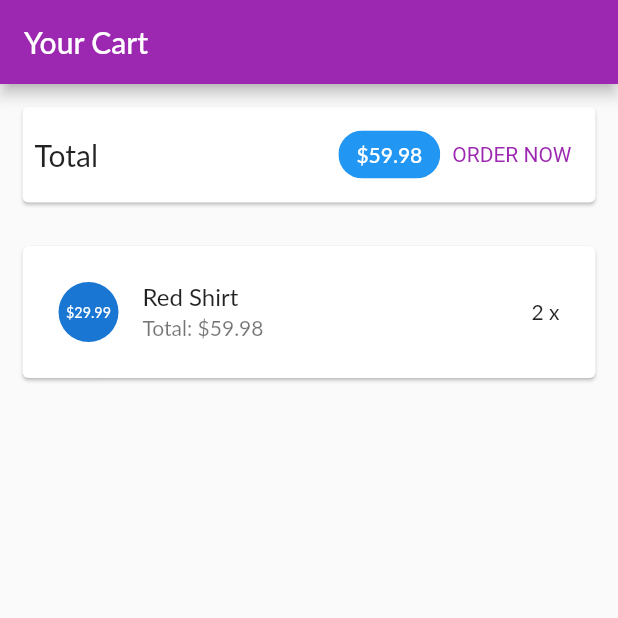
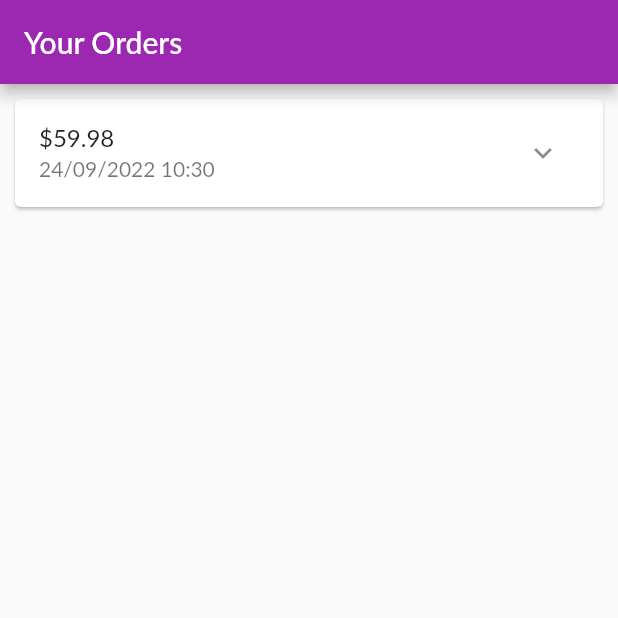
Before and after one commit to minhtam2001/tam, a Flutter app: the screen it shows after launch, on a phone screen of 412 x 824 dp, the top half of it. Run offline on Flutter 3.47's test engine with Material 2 defaults, Android fonts, the phone set to English and light mode, and no system bars; Roboto replaces fonts that are missing (Lato).

```diff
--- a/lib/main.dart
+++ b/lib/main.dart
@@ -4,6 +4,7 @@ import 'ui/products/products_manager.dart';
 import 'ui/products/product_overview_screen.dart';
 import 'ui/products/user_products_screen.dart';
 import 'ui/cart/cart_screen.dart';
+import 'ui/orders/orders_screen.dart';
 
 void main() {
   runApp(const MyApp());
@@ -23,7 +24,7 @@ class MyApp extends StatelessWidget {
       .copyWith(secondary: Colors.deepOrange,),
     ),
       home: const SafeArea(
-        child: CartScreen(),
+        child: OrdersScreen(),
       ),
     );
   }
--- /dev/null
+++ b/lib/models/order_item.dart
@@ -0,0 +1,33 @@
+import 'cart_item.dart';
+
+class OrderItem {
+  final String? id;
+  final double amount;
+  final List<CartItem> products;
+  final DateTime dateTime;
+
+  int get productCount {
+    return products.length;
+  }
+
+  OrderItem({
+    this.id,
+    required this.amount,
+    required this.products,
+    DateTime? dateTime,
+  }) : dateTime = dateTime ?? DateTime.now();
+
+  OrderItem copyWith({
+    String? id,
+    double? amount,
+    List<CartItem>? products,
+    DateTime? dateTime,
+  }) {
+    return OrderItem(
+      id: id ?? this.id,
+      amount: amount ?? this.amount,
+      products: products ?? this.products,
+      dateTime: dateTime ?? this.dateTime,
+    );
+  }
+}
--- /dev/null
+++ b/lib/ui/orders/order_item_card.dart
@@ -0,0 +1,81 @@
+import 'dart:math';
+
+import 'package:flutter/material.dart';
+import 'package:intl/intl.dart';
+
+import '../../models/order_item.dart';
+
+class OrderItemCard extends StatefulWidget {
+  final OrderItem order;
+
+  const OrderItemCard(this.order, {super.key});
+
+  @override
+  State<OrderItemCard> createState() => _OrderItemCardState();
+}
+
+class _OrderItemCardState extends State<OrderItemCard> {
+  var _expanded = false;
+
+  @override
+  Widget build(BuildContext context) {
+    return Card(
+      margin: const EdgeInsets.all(10),
+      child: Column(
+        children: <Widget>[
+          buildOrderSummary(),
+          if (_expanded) buildOrderDetails()
+        ],
+      ),
+    );
+  }
+
+  Widget buildOrderDetails() {
+    return Container(
+      padding: const EdgeInsets.symmetric(horizontal: 15, vertical: 4),
+      height: min(widget.order.productCount * 20.0 + 10, 100),
+      child: ListView(
+        children: widget.order.products
+            .map(
+              (prod) => Row(
+                mainAxisAlignment: MainAxisAlignment.spaceBetween,
+                children: <Widget>[
+                  Text(
+                    prod.title,
+                    style: const TextStyle(
+                      fontSize: 18,
+                      fontWeight: FontWeight.bold,
+                    ),
+                  ),
+                  Text(
+                    '${prod.quantity}x \$${prod.price}',
+                    style: const TextStyle(
+                      fontSize: 18,
+                      color: Colors.grey,
+                    ),
+                  )
+                ],
+              ),
+            )
+            .toList(),
+      ),
+    );
+  }
+
+  Widget buildOrderSummary() {
+    return ListTile(
+      title: Text('\$${widget.order.amount}'),
+      subtitle: Text(
+        DateFormat('dd/MM/yyyy hh:mm').format(widget.order.dateTime),
+      ),
+      trailing: IconButton(
+        icon: Icon(_expanded ? Icons.expand_less : Icons.expand_more),
+        onPressed: () {
+          setState(() {
+            _expanded = !_expanded;
+          });
+        },
+      ),
+    );
+  }
+}
--- /dev/null
+++ b/lib/ui/orders/order_manager.dart
@@ -0,0 +1,30 @@
+import 'package:flutter/foundation.dart';
+
+import '../../models/cart_item.dart';
+import '../../models/order_item.dart';
+
+class OrderManager with ChangeNotifier {
+  final List<OrderItem> _orders = [
+    OrderItem(
+      id: 'o1',
+      amount: 59.98,
+      products: [
+        CartItem(
+          id: 'c1',
+          title: 'Red Shirt',
+          price: 29.99,
+          quantity: 2,
+        )
+      ],
+      dateTime:  DateTime.now(),
+    )
+  ];
+
+  int get orderCount {
+    return _orders.length;
+  }
+
+  List<OrderItem> get orders {
+    return [..._orders];
+  }
+}
--- /dev/null
+++ b/lib/ui/orders/orders_screen.dart
@@ -0,0 +1,23 @@
+import 'package:flutter/material.dart';
+
+import 'order_manager.dart';
+import 'order_item_card.dart';
+
+class OrdersScreen extends StatelessWidget {
+  const OrdersScreen({super.key});
+
+  @override
+  Widget build(BuildContext context) {
+    print('building orders');
+    final orderManager = OrderManager();
+    return Scaffold(
+      appBar: AppBar(
+        title: const Text('Your Orders'),
+      ),
+      body: ListView.builder(
+        itemCount: orderManager.orderCount,
+        itemBuilder: (ctx, i) => OrderItemCard(orderManager.orders[i]),
+      ),
+    );
+  }
+}
--- a/pubspec.yaml
+++ b/pubspec.yaml
@@ -31,6 +31,7 @@ environment:
 dependencies:
   flutter:
     sdk: flutter
+  intl: ^0.17.0
 
 
   # The following adds the Cupertino Icons font to your application.
```
Also changed, not shown: pubspec.lock.
